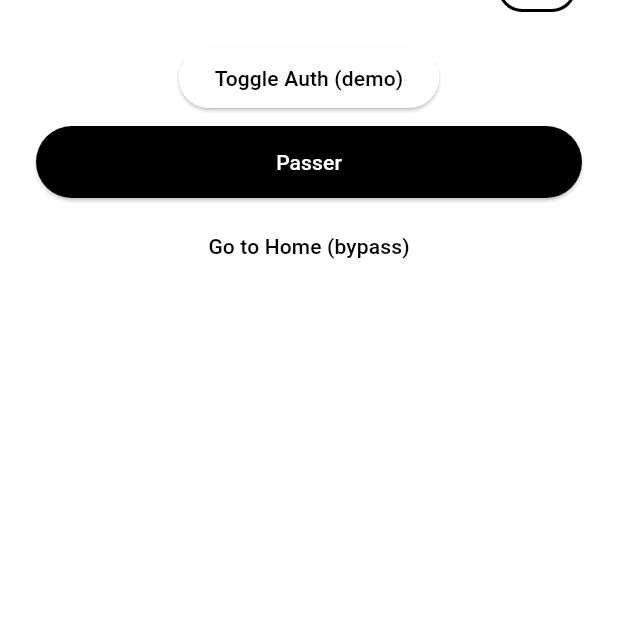
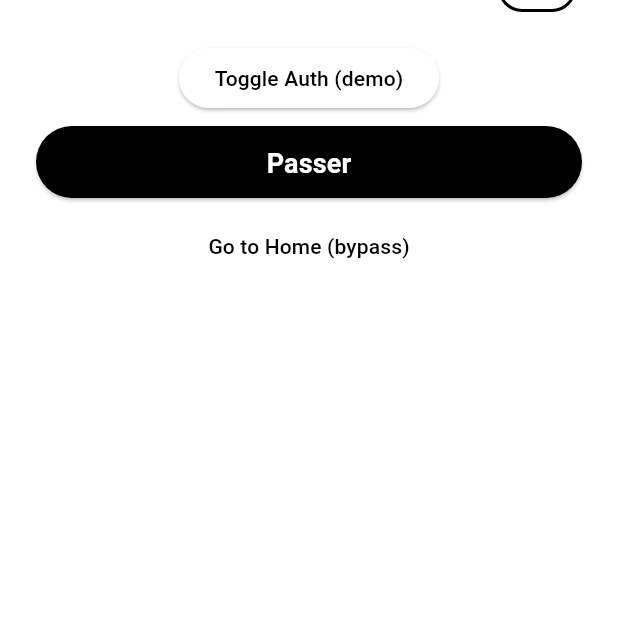
Before and after one commit to KerritoIslam/3amerli_app, a Flutter app: the screen it shows after launch, on a phone screen of 412 x 824 dp, the part 618-1236 px from its top. Run offline on Flutter 3.47's test engine with Material 3 defaults, Android fonts, the phone set to English and light mode, and no system bars; our stand-ins replace dio, equatable, flutter_bloc, flutter_secure_storage, get_it, go_router and 1 more.

Commit message:
chore(android): target Java 17 and Kotlin jvmTarget 17; improve AppButton defaults

```diff
--- a/lib/utils/constants/app_text_styles.dart
+++ b/lib/utils/constants/app_text_styles.dart
@@ -40,6 +40,12 @@ class AppTextStyles {
     fontWeight: FontWeight.w600,
   );
 
+  // Larger, bolder button style used as default for primary buttons
+  static const TextStyle buttonLargeBold = TextStyle(
+    fontSize: 18.0,
+    fontWeight: FontWeight.w700,
+  );
+
   // Small helper styles
   static const TextStyle small = TextStyle(
     fontSize: 10.0,
--- a/lib/widgets/app_button.dart
+++ b/lib/widgets/app_button.dart
@@ -2,6 +2,7 @@ import 'package:flutter/material.dart';
 
 import '../utils/constants/app_colors.dart';
 import '../utils/constants/app_dimensions.dart';
+import '../utils/constants/app_text_styles.dart';
 
 /// AppButton
 ///
@@ -20,7 +21,7 @@ class AppButton extends StatelessWidget {
     this.borderRadius = AppDimensions.radiusFull,
     this.borderColor,
     this.borderWidth = 1.0,
-    this.padding = const EdgeInsets.symmetric(horizontal: 16, vertical: 12),
+    this.padding,
     this.height,
     this.width,
     this.isLoading = false,
@@ -43,7 +44,7 @@ class AppButton extends StatelessWidget {
   final double borderRadius;
   final Color? borderColor;
   final double borderWidth;
-  final EdgeInsetsGeometry padding;
+  final EdgeInsetsGeometry? padding;
   final double? height;
   final double? width;
 
@@ -68,11 +69,14 @@ class AppButton extends StatelessWidget {
     final Color primary = backgroundColor ?? theme.colorScheme.primary;
     final Color onPrimary = textColor ?? theme.colorScheme.onPrimary;
     final Color resolvedBorderColor = borderColor ?? AppColors.greyBorder;
+  final EdgeInsetsGeometry defaultPadding = padding ?? const EdgeInsets.symmetric(horizontal: AppDimensions.spacingM, vertical: AppDimensions.spacing);
+  final double defaultHeight = height ?? 48.0; // fallback if not provided
+  final TextStyle defaultTextStyle = (textStyle ?? AppTextStyles.buttonLargeBold).copyWith(color: onPrimary);
 
     final child = isLoading
         ? SizedBox(
-            height: height != null ? (height! * 0.5) : 16,
-            width: height != null ? (height! * 0.5) : 16,
+            height: (defaultHeight * 0.5),
+            width: (defaultHeight * 0.5),
             child: const Center(
               child: CircularProgressIndicator(strokeWidth: 2.0),
             ),
@@ -89,14 +93,14 @@ class AppButton extends StatelessWidget {
                 child: Text(
                   text,
                   overflow: TextOverflow.ellipsis,
-                  style: textStyle ?? theme.textTheme.labelLarge?.copyWith(color: onPrimary),
+                  style: defaultTextStyle,
                 ),
               ),
             ],
           );
 
     final buttonChild = Padding(
-      padding: padding,
+      padding: defaultPadding,
       child: Center(child: child),
     );
 
@@ -117,7 +121,7 @@ class AppButton extends StatelessWidget {
           shape: shape,
           foregroundColor: textColor ?? theme.textTheme.labelLarge?.color,
         ),
-        child: SizedBox(width: width, height: height, child: buttonChild),
+        child: SizedBox(width: width, height: defaultHeight, child: buttonChild),
       );
     } else if (isOutlined) {
       button = OutlinedButton(
@@ -129,7 +133,7 @@ class AppButton extends StatelessWidget {
           foregroundColor: textColor ?? theme.colorScheme.primary,
           backgroundColor: isFilled ? primary.withOpacity(0.02) : Colors.transparent,
         ),
-        child: SizedBox(width: width, height: height, child: buttonChild),
+        child: SizedBox(width: width, height: defaultHeight, child: buttonChild),
       );
     } else {
       // Filled (default)
@@ -141,7 +145,7 @@ class AppButton extends StatelessWidget {
           shape: RoundedRectangleBorder(borderRadius: BorderRadius.circular(borderRadius)),
           padding: EdgeInsets.zero,
         ),
-        child: SizedBox(width: width, height: height, child: buttonChild),
+        child: SizedBox(width: width, height: defaultHeight, child: buttonChild),
       );
     }
 
```
Also changed, not shown: 1 other file.
